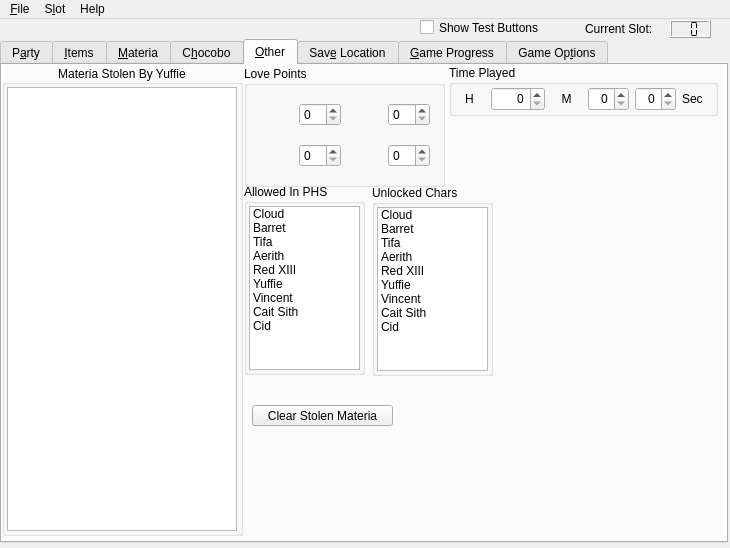
sithlord48/blackchocobo, file mainwindow.ui: the form before one commit.
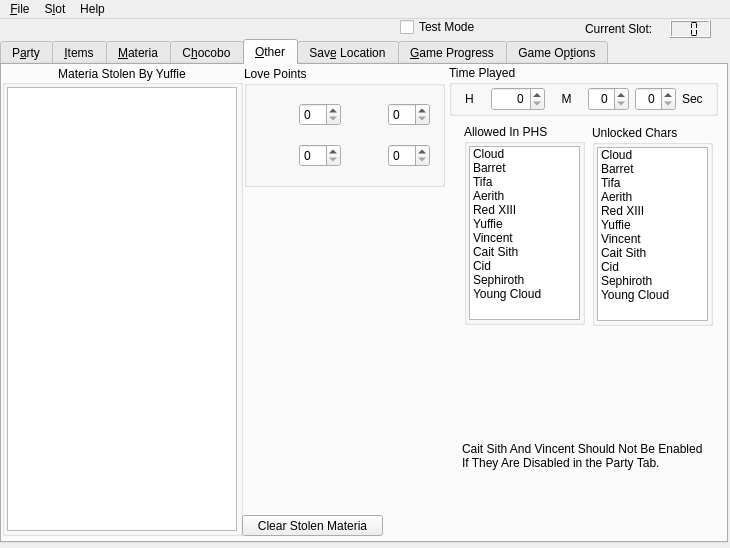
The form after the commit. The open tabs and pages were chosen to show the change. Icons and pictures are not drawn.

What changed in the file:
```diff
--- a/mainwindow.ui
+++ b/mainwindow.ui
@@ -10037,10 +10037,10 @@
      <widget class="QGroupBox" name="groupBox_16">
       <property name="geometry">
        <rect>
-        <x>242</x>
-        <y>119</y>
+        <x>462</x>
+        <y>59</y>
         <width>121</width>
-        <height>191</height>
+        <height>201</height>
        </rect>
       </property>
       <property name="toolTip">
@@ -10067,7 +10067,7 @@
          <property name="maximumSize">
           <size>
            <width>111</width>
-           <height>170</height>
+           <height>180</height>
           </size>
          </property>
          <property name="whatsThis">
@@ -10172,6 +10172,28 @@
            <set>ItemIsSelectable|ItemIsUserCheckable|ItemIsEnabled</set>
           </property>
          </item>
+         <item>
+          <property name="text">
+           <string>Sephiroth</string>
+          </property>
+          <property name="checkState">
+           <enum>Unchecked</enum>
+          </property>
+          <property name="flags">
+           <set>ItemIsSelectable|ItemIsUserCheckable|ItemIsEnabled</set>
+          </property>
+         </item>
+         <item>
+          <property name="text">
+           <string>Young Cloud</string>
+          </property>
+          <property name="checkState">
+           <enum>Unchecked</enum>
+          </property>
+          <property name="flags">
+           <set>ItemIsSelectable|ItemIsUserCheckable|ItemIsEnabled</set>
+          </property>
+         </item>
         </widget>
        </item>
       </layout>
@@ -10179,8 +10201,8 @@
      <widget class="QPushButton" name="btn_remove_all_stolen">
       <property name="geometry">
        <rect>
-        <x>250</x>
-        <y>340</y>
+        <x>240</x>
+        <y>450</y>
         <width>141</width>
         <height>21</height>
        </rect>
@@ -10192,10 +10214,10 @@
      <widget class="QGroupBox" name="groupBox_19">
       <property name="geometry">
        <rect>
-        <x>370</x>
-        <y>120</y>
+        <x>590</x>
+        <y>60</y>
         <width>121</width>
-        <height>191</height>
+        <height>201</height>
        </rect>
       </property>
       <property name="toolTip">
@@ -10222,7 +10244,7 @@
          <property name="maximumSize">
           <size>
            <width>111</width>
-           <height>170</height>
+           <height>180</height>
           </size>
          </property>
          <property name="whatsThis">
@@ -10327,10 +10349,51 @@
            <set>ItemIsSelectable|ItemIsUserCheckable|ItemIsEnabled</set>
           </property>
          </item>
+         <item>
+          <property name="text">
+           <string>Sephiroth</string>
+          </property>
+          <property name="checkState">
+           <enum>Unchecked</enum>
+          </property>
+          <property name="flags">
+           <set>ItemIsSelectable|ItemIsUserCheckable|ItemIsEnabled</set>
+          </property>
+         </item>
+         <item>
+          <property name="text">
+           <string>Young Cloud</string>
+          </property>
+          <property name="checkState">
+           <enum>Unchecked</enum>
+          </property>
+          <property name="flags">
+           <set>ItemIsSelectable|ItemIsUserCheckable|ItemIsEnabled</set>
+          </property>
+         </item>
         </widget>
        </item>
       </layout>
      </widget>
+     <widget class="QLabel" name="label_178">
+      <property name="geometry">
+       <rect>
+        <x>460</x>
+        <y>370</y>
+        <width>241</width>
+        <height>41</height>
+       </rect>
+      </property>
+      <property name="text">
+       <string>Cait Sith And Vincent Should Not Be Enabled If They Are Disabled in the Party Tab. </string>
+      </property>
+      <property name="textFormat">
+       <enum>Qt::PlainText</enum>
+      </property>
+      <property name="wordWrap">
+       <bool>true</bool>
+      </property>
+     </widget>
     </widget>
     <widget class="QWidget" name="tab_location">
      <attribute name="title">
@@ -14147,14 +14210,14 @@
    <widget class="QCheckBox" name="cb_show_test_buttons">
     <property name="geometry">
      <rect>
-      <x>420</x>
+      <x>400</x>
       <y>0</y>
-      <width>141</width>
-      <height>17</height>
+      <width>161</width>
+      <height>16</height>
      </rect>
     </property>
     <property name="text">
-     <string>Show Test Buttons</string>
+     <string>Test Mode</string>
     </property>
    </widget>
   </widget>
```
Left out of the diff: 6 changed lines with no effect on the pictures.
